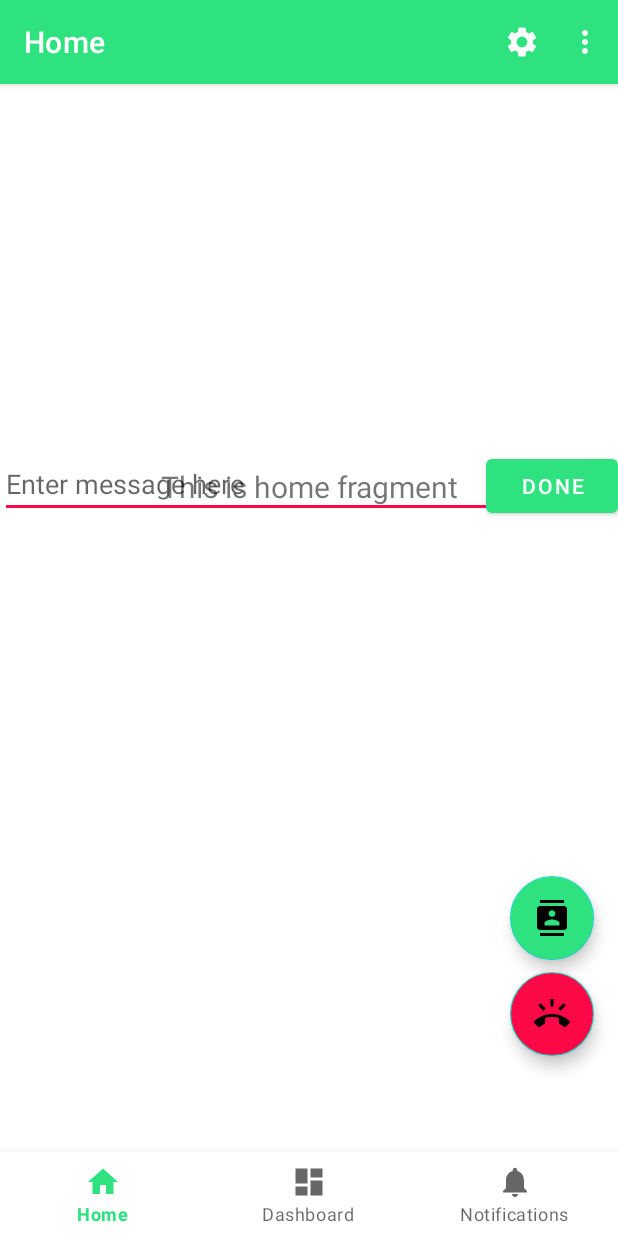
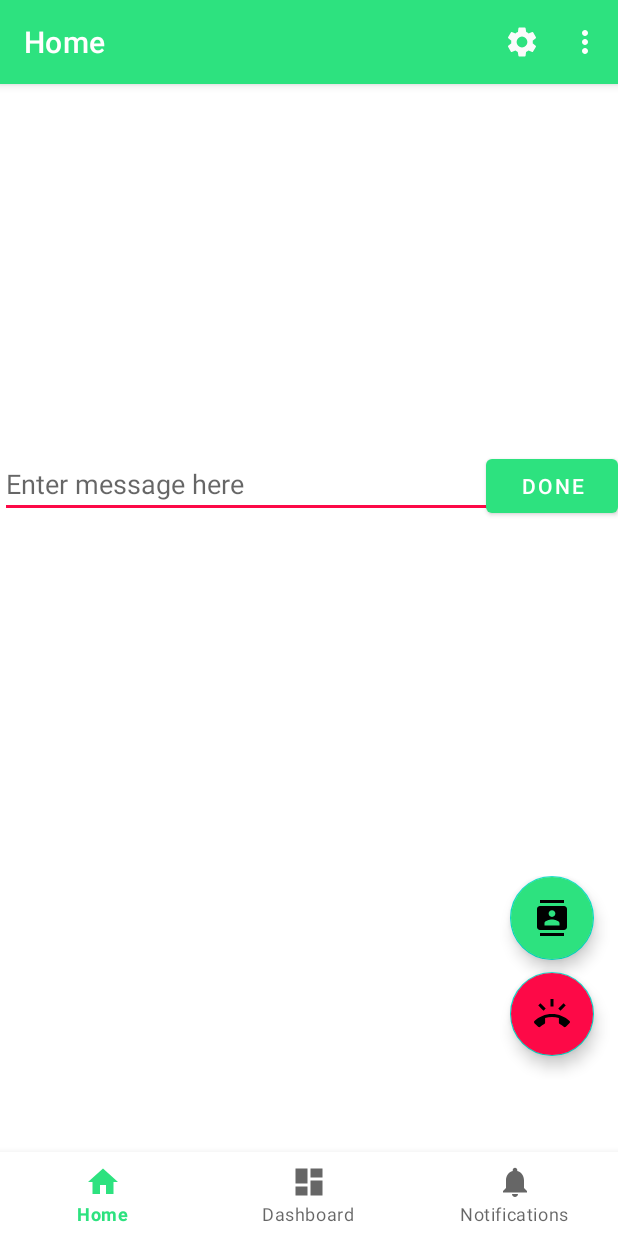
Before and after one commit to JoelOdhiambo/Link, an Android app: the screen it shows after launch (MainActivity), on a phone screen of 412 x 824 dp. Run offline under Robolectric (Android 15) with nearby library versions, the phone set to English and light mode, and no system bars; our stand-ins replace navigation-ui.

Commit message:
Another Commit

```diff
--- a/app/src/main/java/com/wesley/link/MainActivity.java
+++ b/app/src/main/java/com/wesley/link/MainActivity.java
@@ -59,17 +59,16 @@ String contact;
         super.onCreate(savedInstanceState);
         setContentView(R.layout.activity_main);
         final MediaPlayer sirenSound=MediaPlayer.create(this,R.raw.salamisound);
-        tnumber=(TextView)findViewById(R.id.text_home);
-        Button edit=findViewById(R.id.button_edit);
-
-            edit.setOnClickListener(new View.OnClickListener() {
-            @Override
-            public void onClick(View view) {
-                Intent intent=new Intent(MainActivity.this,ProfileActivity.class);
-                intent.putExtra(EXTRA_MESSAGE,profileMessage);
-                startActivity(intent);
-            }
-        });
+//        Button edit=findViewById(R.id.button_edit);
+//
+//            edit.setOnClickListener(new View.OnClickListener() {
+//            @Override
+//            public void onClick(View view) {
+//                Intent intent=new Intent(MainActivity.this,ProfileActivity.class);
+//                intent.putExtra(EXTRA_MESSAGE,profileMessage);
+//                startActivity(intent);
+//            }
+//        });
 
         FloatingActionButton fab = findViewById(R.id.trust_contact);
         fab.setOnClickListener(new View.OnClickListener() {
@@ -162,6 +161,6 @@ String contact;
 
     @Override
     public void applyTexts(String number) {
-    tnumber.setText(number);
+
     }
 }
--- a/app/src/main/java/com/wesley/link/ui/home/HomeFragment.java
+++ b/app/src/main/java/com/wesley/link/ui/home/HomeFragment.java
@@ -31,16 +31,16 @@ public class HomeFragment extends Fragment {
 
     public View onCreateView(@NonNull LayoutInflater inflater,
                              ViewGroup container, Bundle savedInstanceState) {
-        homeViewModel =
-                ViewModelProviders.of(this).get(HomeViewModel.class);
+//        homeViewModel =
+//                ViewModelProviders.of(this).get(HomeViewModel.class);
         View root = inflater.inflate(R.layout.fragment_home, container, false);
-        final TextView textView = root.findViewById(R.id.text_home);
-        homeViewModel.getText().observe(getViewLifecycleOwner(), new Observer<String>() {
-            @Override
-            public void onChanged(@Nullable String s) {
-                textView.setText(s);
-            }
-        });
+//        final TextView textView = root.findViewById(R.id.text_home);
+//        homeViewModel.getText().observe(getViewLifecycleOwner(), new Observer<String>() {
+//            @Override
+//            public void onChanged(@Nullable String s) {
+//                textView.setText(s);
+//            }
+//        });
 
         done=root.findViewById(R.id.button_done);
         editTextMessage=root.findViewById(R.id.text_input);
--- a/app/src/main/res/layout/fragment_home.xml
+++ b/app/src/main/res/layout/fragment_home.xml
@@ -28,19 +28,7 @@
         app:layout_constraintStart_toStartOf="parent"
         app:layout_constraintTop_toTopOf="parent" />
 
-    <TextView
-        android:id="@+id/text_home"
-        android:layout_width="match_parent"
-        android:layout_height="wrap_content"
-        android:layout_marginStart="8dp"
-        android:layout_marginTop="8dp"
-        android:layout_marginEnd="8dp"
-        android:textAlignment="center"
-        android:textSize="20sp"
-        app:layout_constraintBottom_toBottomOf="parent"
-        app:layout_constraintEnd_toEndOf="parent"
-        app:layout_constraintStart_toStartOf="parent"
-        app:layout_constraintTop_toTopOf="parent" />
+
 
 
 </androidx.constraintlayout.widget.ConstraintLayout>
```
